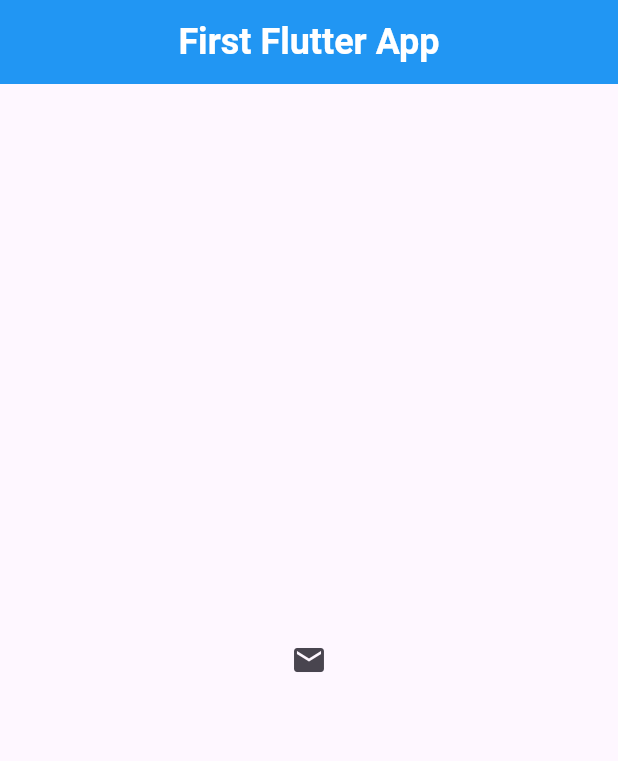
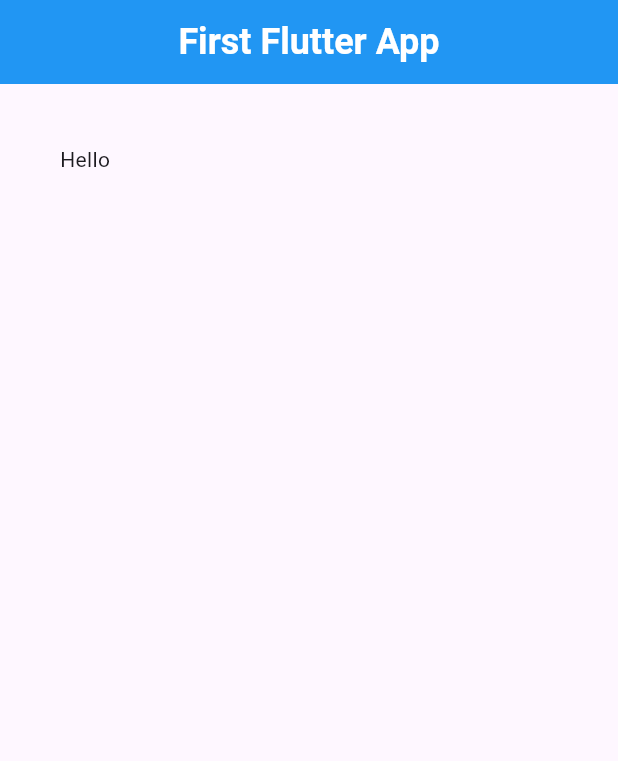
Before and after one commit to AfifJ/flutter_basic, a Flutter app: the screen it shows after launch, on a phone screen of 412 x 824 dp. Shown: the top 761 px of the screen. Run offline on Flutter 3.47's test engine with Material 3 defaults, Android fonts, the phone set to English and light mode, and no system bars.

Commit message:
container margin and padding

```diff
--- a/lib/main.dart
+++ b/lib/main.dart
@@ -25,31 +25,20 @@ class Home extends StatelessWidget {
         ),
         centerTitle: true,
       ),
-      body: Center(
-          // lesson 9 - button and icons
-          child: IconButton(onPressed: () {}, icon: const Icon(Icons.mail))
 
-          // ElevatedButton.icon(
-          //     onPressed: () {},
-          //     icon: const Icon(Icons.mail),
-          //     label: const Text("test"))
+      // container and padding
+      body: const Padding(
+        padding: EdgeInsets.all(40),
+        child: Text("Hello"),
+      ),
 
-          // TextButton(
-          //   onPressed: () {
-          //     print("test");
-          //   },
-          //   style: TextButton.styleFrom(
-          //     backgroundColor: Colors.red[100],
-          //   ),
-          //   child: const Text("test"),
-          // )
+      // Container(
+      //   padding: const EdgeInsets.fromLTRB(10, 30, 20, 20),
+      //   margin: const EdgeInsets.all(30),
+      //   color: Colors.grey[400],
+      //   child: const Text("test"),
+      // ),
 
-          // Icon(
-          //   Icons.add_circle,
-          //   color: Colors.lightBlue,
-          //   size: 100.0,
-          // ),
-          ),
       floatingActionButton: FloatingActionButton(
         child: const Text(
           "Click",
```
